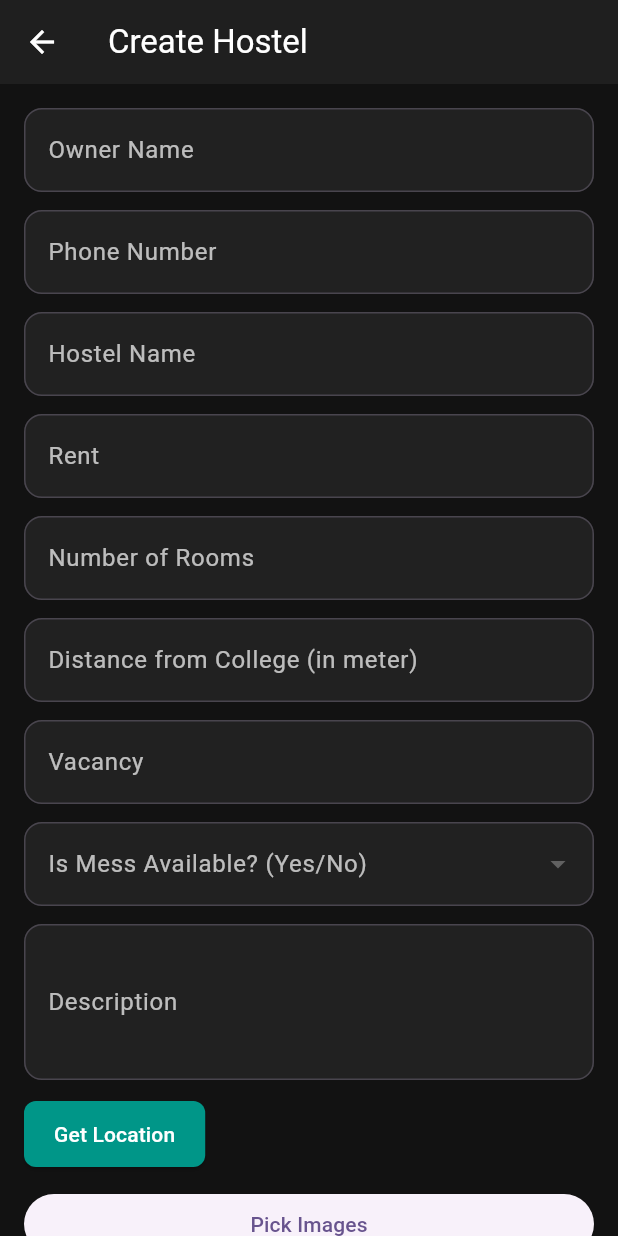
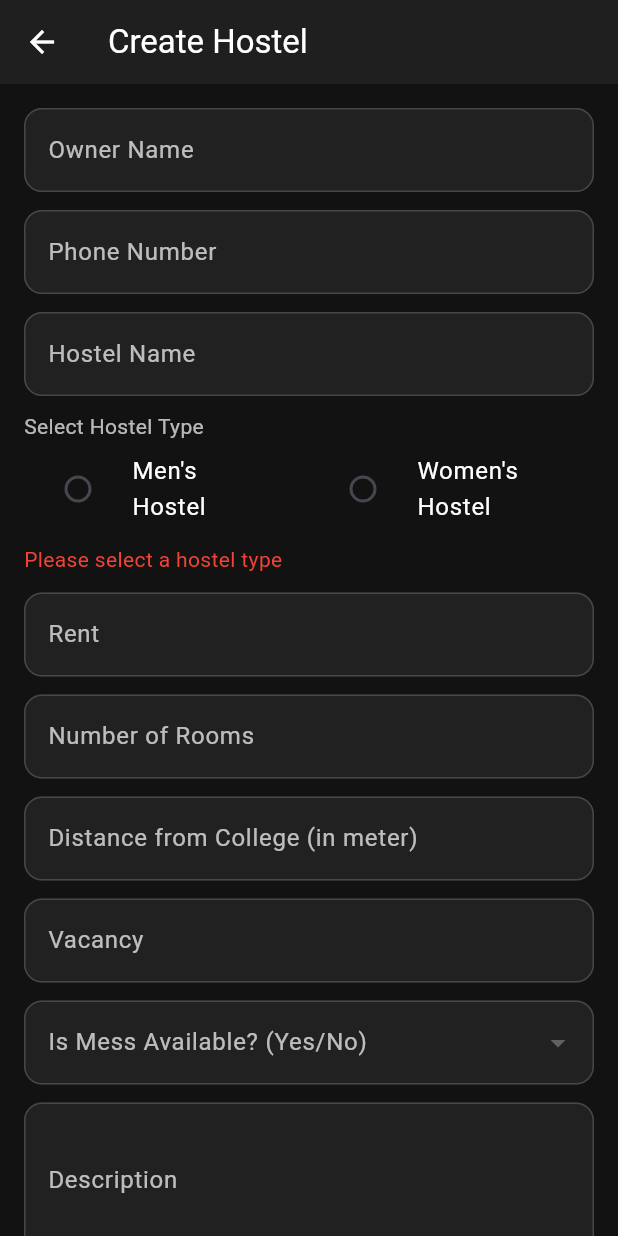
Before and after one commit to Ashwin04912/gec_stay, a Flutter app: the CreateHostelScreen screen opened directly, on a phone screen of 412 x 824 dp. Run offline on Flutter 3.47's test engine with Material 3 defaults, Android fonts, the phone set to English and light mode, and no system bars; our stand-ins replace bloc, cached_network_image, cloud_firestore, dartz, firebase_auth, firebase_core and 13 more; missing offline and left inert: flutter_firebase_chat_core, imagekit_io; accounts and stored records are empty.

Commit message:
feat:can select the mens or womens hostel

```diff
--- a/lib/presentation/hostel_process/create_hostel_screen.dart
+++ b/lib/presentation/hostel_process/create_hostel_screen.dart
@@ -37,6 +37,8 @@ class _CreateHostelScreenState extends State<CreateHostelScreen> {
   // Image picker
   final ImagePicker _picker = ImagePicker();
   List<XFile>? _imageFiles = [];
+
+  String? _selectedHostelType;
 
   @override
   Widget build(BuildContext context) {
@@ -84,6 +86,7 @@ class _CreateHostelScreenState extends State<CreateHostelScreen> {
                         inputType: TextInputType.phone),
                     const SizedBox(height: 12),
                     _buildTextField(hostelNameController, 'Hostel Name'),
+                    _buildHostelSelection(),
                     const SizedBox(height: 12),
                     _buildTextField(rentController, 'Rent',
                         inputType: TextInputType.number),
@@ -198,6 +201,7 @@ class _CreateHostelScreenState extends State<CreateHostelScreen> {
                                           isMessAvailable:
                                               messAvailableController.text,
                                           hostelImages: _imageFiles!,
+                                          isMensHostel: '',
                                         ),
                                       );
                                 }
@@ -227,6 +231,47 @@ class _CreateHostelScreenState extends State<CreateHostelScreen> {
           backgroundColor: const Color(0xFF121212),
         );
       },
+    );
+  }
+
+  Widget _buildHostelSelection() {
+    return Column(
+      crossAxisAlignment: CrossAxisAlignment.start,
+      children: [
+        SizedBox(height: 10,),
+        const Text('Select Hostel Type',
+            style: TextStyle(color: Colors.white70)),
+        Row(
+          children: [
+            Expanded(
+              child: RadioListTile<String>(
+                title: const Text("Men's Hostel",style: TextStyle(color: Colors.white),),
+                value: 'Yes',
+                groupValue: _selectedHostelType,
+                onChanged: (value) =>
+                    setState(() => _selectedHostelType = value),
+              ),
+            ),
+            Expanded(
+              child: RadioListTile<String>(
+                title: const Text("Women's Hostel",style: TextStyle(color: Colors.white),),
+                value: 'No',
+                groupValue: _selectedHostelType,
+                onChanged: (value) =>
+                    setState(() => _selectedHostelType = value),
+              ),
+            ),
+          ],
+        ),
+        if (_selectedHostelType == null)
+          const Padding(
+            padding: EdgeInsets.only(top: 5),
+            child: Text(
+              'Please select a hostel type',
+              style: TextStyle(color: Colors.red),
+            ),
+          ),
+      ],
     );
   }
 
```
Also changed, not shown: lib/application/hostel_process/create_hostel/create_hostel_bloc.freezed.dart.
